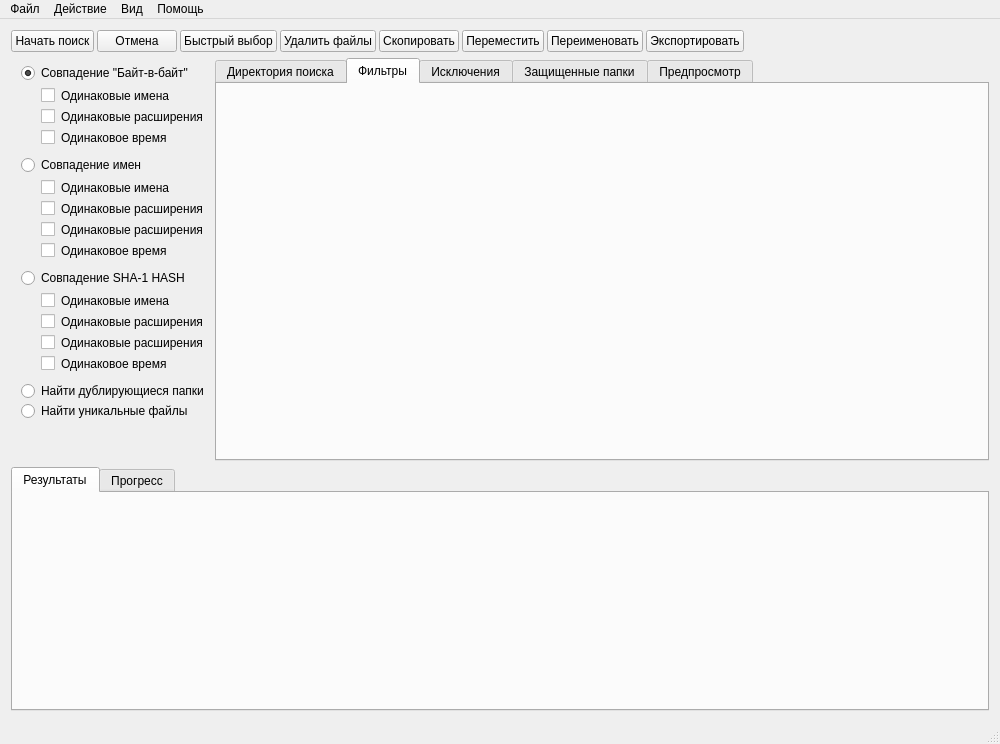
Above: mainwindow.ui from moevm/gui-1h2018-36 before the change. Below: the same form after it.
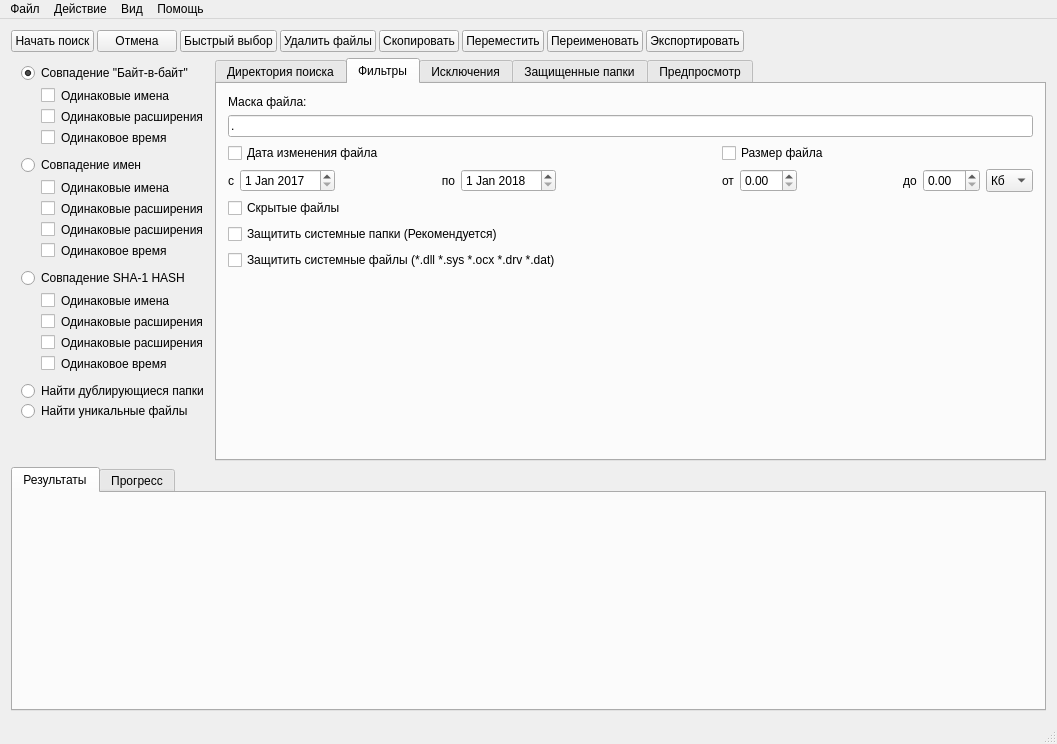
That is the form after the change. The open tabs and pages were chosen to show the change. Icons and pictures are not drawn.

Commit message: Добавлены элементы для вкладки Фильтр

```diff
--- a/mainwindow.ui
+++ b/mainwindow.ui
@@ -6,7 +6,7 @@
    <rect>
     <x>0</x>
     <y>0</y>
-    <width>1000</width>
+    <width>1057</width>
     <height>744</height>
    </rect>
   </property>
@@ -394,6 +394,253 @@
            <attribute name="title">
             <string>Фильтры</string>
            </attribute>
+           <layout class="QGridLayout" name="gridLayout_7">
+            <item row="0" column="0">
+             <layout class="QVBoxLayout" name="verticalLayout_14">
+              <item>
+               <widget class="QLabel" name="fileMaskLabel">
+                <property name="text">
+                 <string>Маска файла:</string>
+                </property>
+               </widget>
+              </item>
+              <item>
+               <widget class="QLineEdit" name="maskLineEdit">
+                <property name="inputMask">
+                 <string comment=".*"/>
+                </property>
+                <property name="text">
+                 <string>.</string>
+                </property>
+               </widget>
+              </item>
+              <item>
+               <layout class="QHBoxLayout" name="horizontalLayout_8">
+                <item>
+                 <layout class="QVBoxLayout" name="verticalLayout_8">
+                  <item>
+                   <widget class="QCheckBox" name="dateCheckBox">
+                    <property name="text">
+                     <string>Дата изменения файла</string>
+                    </property>
+                   </widget>
+                  </item>
+                  <item>
+                   <layout class="QHBoxLayout" name="horizontalLayout_4">
+                    <item>
+                     <widget class="QLabel" name="sinceDateLabel">
+                      <property name="text">
+                       <string>c</string>
+                      </property>
+                     </widget>
+                    </item>
+                    <item>
+                     <widget class="QDateEdit" name="sinceDateEdit">
+                      <property name="dateTime">
+                       <datetime>
+                        <hour>0</hour>
+                        <minute>0</minute>
+                        <second>0</second>
+                        <year>2017</year>
+                        <month>1</month>
+                        <day>1</day>
+                       </datetime>
+                      </property>
+                     </widget>
+                    </item>
+                    <item>
+                     <spacer name="horizontalSpacer_3">
+                      <property name="orientation">
+                       <enum>Qt::Horizontal</enum>
+                      </property>
+                      <property name="sizeType">
+                       <enum>QSizePolicy::Fixed</enum>
+                      </property>
+                      <property name="sizeHint" stdset="0">
+                       <size>
+                        <width>100</width>
+                        <height>20</height>
+                       </size>
+                      </property>
+                     </spacer>
+                    </item>
+                    <item>
+                     <widget class="QLabel" name="toDateLabel_2">
+                      <property name="text">
+                       <string>по</string>
+                      </property>
+                      <property name="alignment">
+                       <set>Qt::AlignRight|Qt::AlignTrailing|Qt::AlignVCenter</set>
+                      </property>
+                     </widget>
+                    </item>
+                    <item>
+                     <widget class="QDateEdit" name="toDateEdit">
+                      <property name="dateTime">
+                       <datetime>
+                        <hour>0</hour>
+                        <minute>0</minute>
+                        <second>0</second>
+                        <year>2018</year>
+                        <month>1</month>
+                        <day>1</day>
+                       </datetime>
+                      </property>
+                     </widget>
+                    </item>
+                   </layout>
+                  </item>
+                 </layout>
+                </item>
+                <item>
+                 <spacer name="horizontalSpacer_7">
+                  <property name="orientation">
+                   <enum>Qt::Horizontal</enum>
+                  </property>
+                  <property name="sizeHint" stdset="0">
+                   <size>
+                    <width>40</width>
+                    <height>20</height>
+                   </size>
+                  </property>
+                 </spacer>
+                </item>
+                <item>
+                 <layout class="QVBoxLayout" name="verticalLayout_9">
+                  <item>
+                   <widget class="QCheckBox" name="checkBox">
+                    <property name="text">
+                     <string>Размер файла</string>
+                    </property>
+                   </widget>
+                  </item>
+                  <item>
+                   <layout class="QHBoxLayout" name="horizontalLayout_7">
+                    <item>
+                     <widget class="QLabel" name="minSizeLabel">
+                      <property name="text">
+                       <string>от</string>
+                      </property>
+                     </widget>
+                    </item>
+                    <item>
+                     <widget class="QDoubleSpinBox" name="minSizeDoubleSpinBox"/>
+                    </item>
+                    <item>
+                     <spacer name="horizontalSpacer_6">
+                      <property name="orientation">
+                       <enum>Qt::Horizontal</enum>
+                      </property>
+                      <property name="sizeType">
+                       <enum>QSizePolicy::Fixed</enum>
+                      </property>
+                      <property name="sizeHint" stdset="0">
+                       <size>
+                        <width>100</width>
+                        <height>20</height>
+                       </size>
+                      </property>
+                     </spacer>
+                    </item>
+                    <item>
+                     <widget class="QLabel" name="maxSizeLabel">
+                      <property name="text">
+                       <string>до</string>
+                      </property>
+                     </widget>
+                    </item>
+                    <item>
+                     <widget class="QDoubleSpinBox" name="maxSizeDoubleSpinBox"/>
+                    </item>
+                    <item>
+                     <widget class="QComboBox" name="sizeComboBox">
+                      <property name="maximumSize">
+                       <size>
+                        <width>50</width>
+                        <height>40</height>
+                       </size>
+                      </property>
+                      <item>
+                       <property name="text">
+                        <string>Кб</string>
+                       </property>
+                      </item>
+                      <item>
+                       <property name="text">
+                        <string>Мб</string>
+                       </property>
+                      </item>
+                      <item>
+                       <property name="text">
+                        <string>Гб</string>
+                       </property>
+                      </item>
+                     </widget>
+                    </item>
+                   </layout>
+                  </item>
+                 </layout>
+                </item>
+               </layout>
+              </item>
+              <item>
+               <layout class="QHBoxLayout" name="horizontalLayout_12">
+                <item>
+                 <layout class="QVBoxLayout" name="verticalLayout_10">
+                  <item>
+                   <widget class="QCheckBox" name="hiddenFileCheckBox">
+                    <property name="text">
+                     <string>Скрытые файлы</string>
+                    </property>
+                   </widget>
+                  </item>
+                  <item>
+                   <widget class="QCheckBox" name="sysFoldCheckBox">
+                    <property name="text">
+                     <string>Защитить системные папки (Рекомендуется)</string>
+                    </property>
+                   </widget>
+                  </item>
+                  <item>
+                   <widget class="QCheckBox" name="sysFileCheckBox">
+                    <property name="text">
+                     <string>Защитить системные файлы (*.dll *.sys *.ocx *.drv *.dat)</string>
+                    </property>
+                   </widget>
+                  </item>
+                 </layout>
+                </item>
+                <item>
+                 <spacer name="horizontalSpacer_11">
+                  <property name="orientation">
+                   <enum>Qt::Horizontal</enum>
+                  </property>
+                  <property name="sizeHint" stdset="0">
+                   <size>
+                    <width>318</width>
+                    <height>20</height>
+                   </size>
+                  </property>
+                 </spacer>
+                </item>
+               </layout>
+              </item>
+             </layout>
+            </item>
+            <item row="1" column="0">
+             <spacer name="verticalSpacer_3">
+              <property name="orientation">
+               <enum>Qt::Vertical</enum>
+              </property>
+              <property name="sizeHint" stdset="0">
+               <size>
+                <width>20</width>
+                <height>40</height>
+               </size>
+              </property>
+             </spacer>
+            </item>
+           </layout>
           </widget>
           <widget class="QWidget" name="tabExclusions">
            <attribute name="title">
@@ -599,8 +846,8 @@
     <rect>
      <x>0</x>
      <y>0</y>
-     <width>1000</width>
-     <height>21</height>
+     <width>1057</width>
+     <height>22</height>
     </rect>
    </property>
    <property name="defaultUp">
```
Left out of the diff: 2 changed lines with no effect on the pictures. The commit also changes 2 other files.
